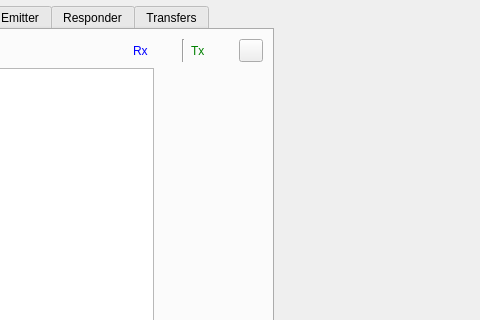
Old version of the form src/page/page.ui in the repository x-tools-author/x-tools; both pictures show x 289 to 769 and y 0 to 320 of the 960 by 649 pixel window.
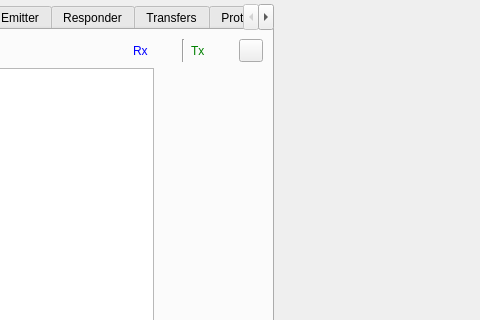
New version of the form. The open tabs and pages were chosen to show the change. Custom widgets are drawn as their Qt base class.

```diff
--- a/src/page/page.ui
+++ b/src/page/page.ui
@@ -578,6 +578,11 @@
        <string>Transfers</string>
       </attribute>
      </widget>
+     <widget class="ProtocolFactory" name="tabProtocolFactory">
+      <attribute name="title">
+       <string>Protocol Factory</string>
+      </attribute>
+     </widget>
     </widget>
    </item>
    <item>
@@ -635,6 +640,12 @@
    <header location="global">page/scripts/scriptsmanager.h</header>
    <container>1</container>
   </customwidget>
+  <customwidget>
+   <class>ProtocolFactory</class>
+   <extends>QWidget</extends>
+   <header location="global">page/protocol/protocolfactory.h</header>
+   <container>1</container>
+  </customwidget>
  </customwidgets>
  <tabstops>
   <tabstop>comboBoxDeviceTypes</tabstop>
```
Left out of the diff: 2 changed lines with no effect on the pictures.
